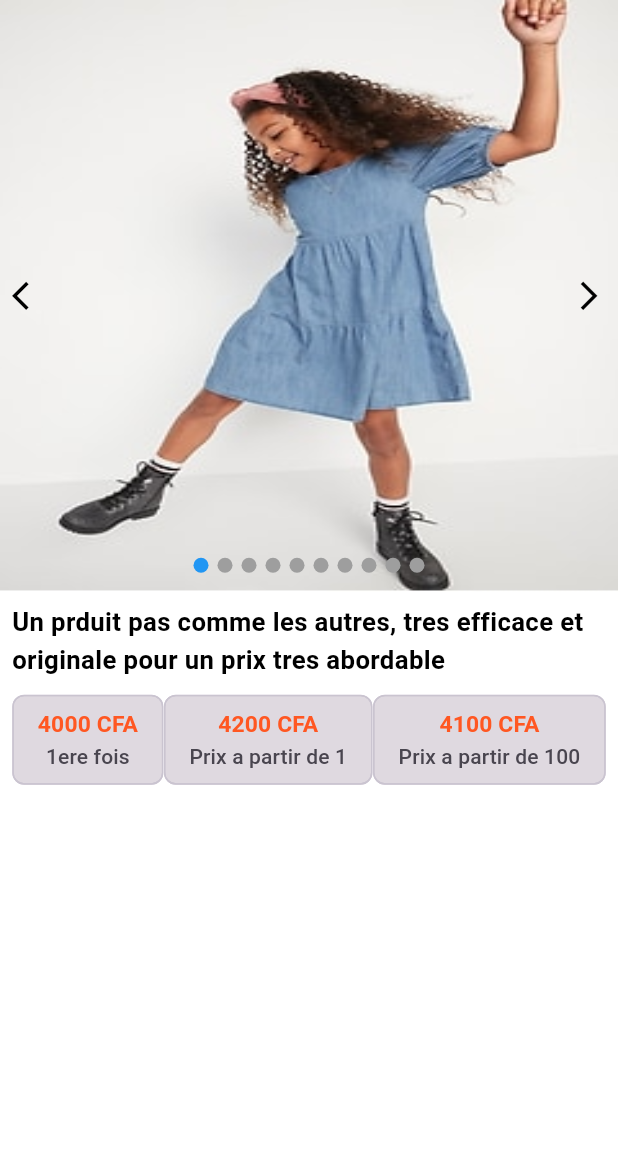
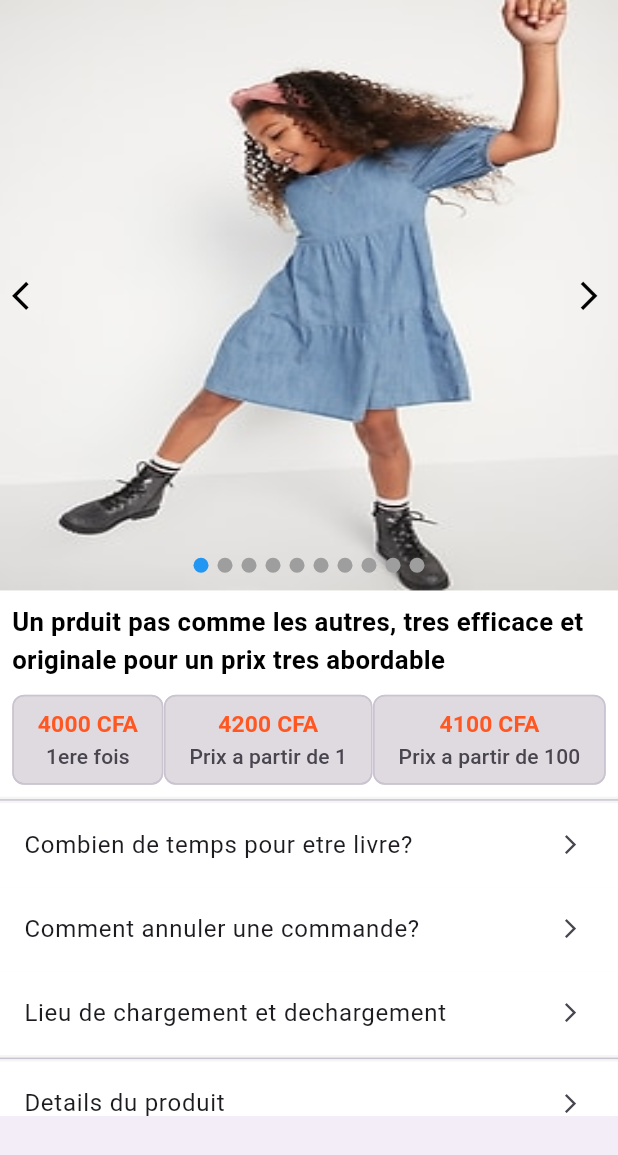
Before and after one commit to elsanal/barka, a Flutter app: the screen it shows after launch, after a tap on "Jolie habit pour bébé. Toutes les taille", on a phone screen of 412 x 824 dp. Shown: the top 1155 px of the screen. Run offline on Flutter 3.47's test engine with Material 3 defaults, Android fonts, the phone set to English and light mode, and no system bars; drawn by our look-alikes of card_swiper; our stand-ins replace flutter_riverpod, flutter_screenutil, go_router.

Commit message:
product characteristics

```diff
--- /dev/null
+++ b/lib/features/product/characteristics.dart
@@ -0,0 +1,66 @@
+import 'package:flutter/material.dart';
+import 'package:flutter_screenutil/flutter_screenutil.dart';
+
+Widget productCharacteristicsPopUp(BuildContext context) {
+  final List<Map<String, String>> productCharacteristics = [
+    {'label': 'Modèle', 'value': 'iPhone 16 Pro Max'},
+    {'label': 'Marque', 'value': 'Apple'},
+    {'label': 'Processeur', 'value': 'Apple A18 Bionic'},
+    {'label': 'Mémoire RAM', 'value': '12 Go'},
+    {'label': 'Stockage', 'value': '256 Go'},
+    {'label': 'Système d’exploitation', 'value': 'iOS 18'},
+    {'label': 'Capacité de batterie', 'value': '4500 mAh'},
+    {'label': 'Puissance de charge', 'value': '30W'},
+    {'label': 'Tension', 'value': '5V / 3A'},
+    {'label': 'Connectivité', 'value': '5G, Wi-Fi 6E, Bluetooth 5.3'},
+    {'label': 'Normes', 'value': 'CE, RoHS, FCC'},
+    {'label': 'Dimensions', 'value': '160.8 x 78.1 x 7.4 mm'},
+    {'label': 'Poids', 'value': '228 g'},
+    {'label': 'Indice de protection', 'value': 'IP68'},
+  ];
+
+  return SliverToBoxAdapter(
+    child: Container(
+      color: Colors.white,
+      child: Column(
+        mainAxisAlignment: MainAxisAlignment.start,
+        crossAxisAlignment: CrossAxisAlignment.start,
+        children: [
+          ListTile(
+            title: Text("Details du produit"),
+            trailing: Icon(Icons.arrow_forward_ios_sharp, size: 40.w),
+          ),
+          Wrap(
+            alignment: WrapAlignment.spaceBetween,
+            spacing: 12, // horizontal space between items
+            runSpacing: 8, // vertical space between lines
+            children: productCharacteristics.take(6).map((item) {
+              return Container(
+                padding: EdgeInsets.symmetric(horizontal: 8.0, vertical: 6.0),
+                decoration: BoxDecoration(
+                  color: Colors.grey[100],
+                  borderRadius: BorderRadius.circular(8),
+                  border: Border.all(color: Colors.grey.shade300),
+                ),
+                child: Text.rich(
+                  TextSpan(
+                    children: [
+                      TextSpan(
+                        text: "${item['label']}: ",
+                        style: TextStyle(fontWeight: FontWeight.bold),
+                      ),
+                      TextSpan(
+                        text: item['value'],
+                        style: TextStyle(color: Colors.black87),
+                      ),
+                    ],
+                  ),
+                ),
+              );
+            }).toList(),
+          ),
+        ],
+      ),
+    ),
+  );
+}
--- /dev/null
+++ b/lib/features/product/logistic_refund.dart
@@ -0,0 +1,26 @@
+import 'package:flutter/material.dart';
+import 'package:flutter_screenutil/flutter_screenutil.dart';
+
+Widget logisticRefundPolicy() {
+  return SliverToBoxAdapter(
+    child: Column(
+      children: [
+        ListTile(
+          title: Text("Combien de temps pour etre livre?"),
+          tileColor: Colors.white,
+          trailing: Icon(Icons.arrow_forward_ios_sharp, size: 40.w),
+        ),
+        ListTile(
+          title: Text("Comment annuler une commande?"),
+          tileColor: Colors.white,
+          trailing: Icon(Icons.arrow_forward_ios_sharp, size: 40.w),
+        ),
+        ListTile(
+          title: Text("Lieu de chargement et dechargement"),
+          tileColor: Colors.white,
+          trailing: Icon(Icons.arrow_forward_ios_sharp, size: 40.w),
+        ),
+      ],
+    ),
+  );
+}
--- a/lib/features/product/product_detail.dart
+++ b/lib/features/product/product_detail.dart
@@ -1,8 +1,11 @@
 import 'package:barka/features/custom_app_bar/sliver_app_bar.dart';
+import 'package:barka/features/product/logistic_refund.dart';
 import 'package:barka/features/product/product_info_card.dart';
 import 'package:flutter/material.dart';
+import 'package:flutter_screenutil/flutter_screenutil.dart';
 
 import '../object_classes/product_class.dart';
+import 'characteristics.dart';
 
 class ProductDetailPage extends StatefulWidget {
   final Product product;
@@ -17,6 +20,8 @@ class _ProductDetailPageState extends State<ProductDetailPage> {
   Widget build(BuildContext context) {
     return SafeArea(
       child: Scaffold(
+        backgroundColor: Colors.grey[100],
+        bottomNavigationBar: BottomAppBar(),
         body: CustomScrollView(
           slivers: [
             //   Sliver app bar
@@ -28,8 +33,13 @@ class _ProductDetailPageState extends State<ProductDetailPage> {
               price2: "4200",
               price3: "4100",
             ),
+            SliverToBoxAdapter(child: Divider(height: 10.h)),
             //   Logictic & refund info
+            logisticRefundPolicy(),
+            SliverToBoxAdapter(child: Divider(height: 10.h)),
             //   Characteristics
+            productCharacteristicsPopUp(context),
+            SliverToBoxAdapter(child: Divider(height: 10.h)),
             //   Store infos
             //   Details photos of the products
           ],
```
Also changed, not shown: lib/features/product/comments.dart (added), lib/features/product/product_photos_show.dart (added), lib/features/product/shop_product_metrics.dart (added), lib/features/product/similar_products.dart (added).
